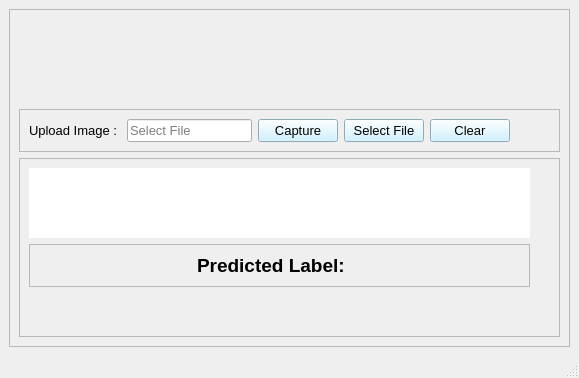
The window that ui/Page/Display_Screen.ui (jashan7305/FruitVegetableClassifier) describes before a commit, drawn with Qt 5.
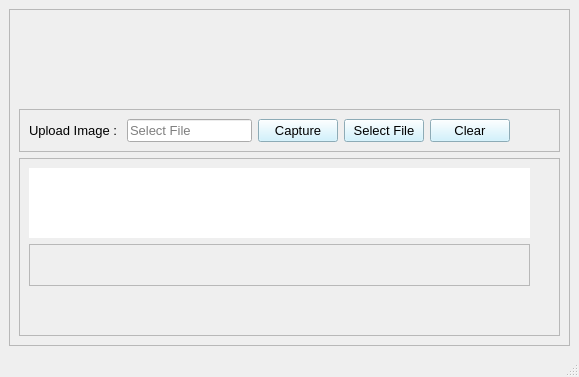
The same window after the commit. Icons and pictures are not drawn.

Commit message: jfif images, minor ui change

What changed in the file:
```diff
--- a/ui/Page/Display_Screen.ui
+++ b/ui/Page/Display_Screen.ui
@@ -183,7 +183,7 @@
              <enum>QFrame::Raised</enum>
             </property>
             <layout class="QGridLayout" name="gridLayout_2">
-             <item row="0" column="2">
+             <item row="0" column="0">
               <widget class="QLabel" name="Text_Label">
                <property name="font">
                 <font>
@@ -197,49 +197,6 @@
                </property>
               </widget>
              </item>
-             <item row="0" column="3">
-              <spacer name="horizontalSpacer">
-               <property name="orientation">
-                <enum>Qt::Horizontal</enum>
-               </property>
-               <property name="sizeType">
-                <enum>QSizePolicy::Expanding</enum>
-               </property>
-               <property name="sizeHint" stdset="0">
-                <size>
-                 <width>40</width>
-                 <height>20</height>
-                </size>
-               </property>
-              </spacer>
-             </item>
-             <item row="0" column="0">
-              <spacer name="horizontalSpacer_3">
-               <property name="orientation">
-                <enum>Qt::Horizontal</enum>
-               </property>
-               <property name="sizeHint" stdset="0">
-                <size>
-                 <width>40</width>
-                 <height>20</height>
-                </size>
-               </property>
-              </spacer>
-             </item>
-             <item row="0" column="1">
-              <widget class="QLabel" name="label_2">
-               <property name="font">
-                <font>
-                 <pointsize>14</pointsize>
-                 <weight>75</weight>
-                 <bold>true</bold>
-                </font>
-               </property>
-               <property name="text">
-                <string>Predicted Label:</string>
-               </property>
-              </widget>
-             </item>
             </layout>
            </widget>
           </item>
```
The commit also changes 1 other file.
